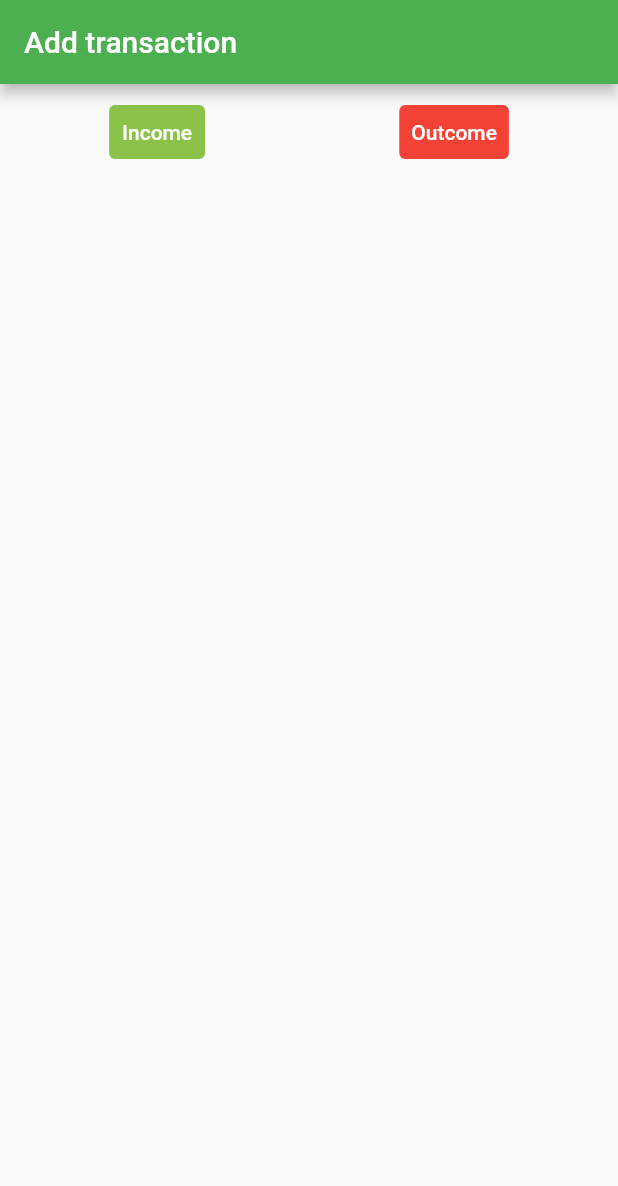
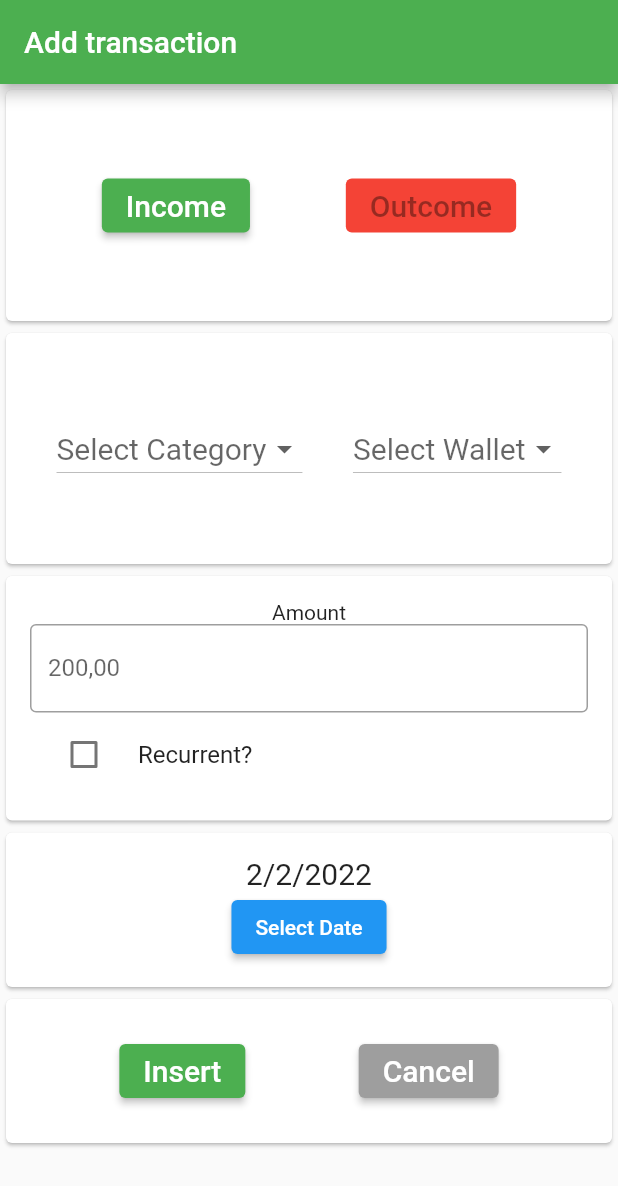
Before and after one commit to ICEI-PUC-Minas-PPLES-TI/plf-es-2022-1-ti5-5104100-DinDin, a Flutter app: the screen it shows after launch, on a phone screen of 412 x 824 dp. Shown: the top 1186 px of the screen. Run offline on Flutter 3.47's test engine with Material 2 defaults, Android fonts, the phone set to English and light mode, and no system bars.

Commit message:
starting transaction screen

```diff
--- /dev/null
+++ b/Codigo/dindin-mobile/dindin/lib/Components/dropCategory.dart
@@ -0,0 +1,35 @@
+import 'package:flutter/material.dart';
+
+class DropCategory extends StatelessWidget {
+  final dropValue = ValueNotifier('');
+  final dropOptionsCategories = ['Food', 'Work', 'Bar'];
+  DropCategory({Key? key}) : super(key: key);
+  @override
+  Widget build(BuildContext context) {
+    return Center(
+      child: ValueListenableBuilder(
+          valueListenable: dropValue,
+          builder: (BuildContext context, String value, _) {
+            return Row(
+              children: [
+                DropdownButton<String>(
+                  hint: const Text("Select Category",
+                        style: TextStyle(fontSize: 20)),
+                  value: (value.isEmpty) ? null : value,
+                  onChanged: (option) => dropValue.value = option.toString(),
+                  items: dropOptionsCategories
+                      .map(
+                        (op) => DropdownMenuItem(
+                          value: op,
+                          child: Text(op),
+                        ),
+                      )
+                      .toList(),
+                )
+                ,
+              ],
+            );
+          }),
+    );
+  }
+}
--- /dev/null
+++ b/Codigo/dindin-mobile/dindin/lib/Components/dropWallet.dart
@@ -0,0 +1,34 @@
+import 'package:flutter/material.dart';
+
+class DropWallet extends StatelessWidget {
+  final dropValue = ValueNotifier('');
+    final dropOptionsWallets = ['Family', 'Home', 'Store'];
+  DropWallet({Key? key}) : super(key: key);
+  @override
+  Widget build(BuildContext context) {
+    return Center(
+      child: ValueListenableBuilder(
+          valueListenable: dropValue,
+          builder: (BuildContext context, String value, _) {
+            return Row(
+              children: [
+                DropdownButton<String>(
+                  hint: const Text("Select Wallet",
+                        style: TextStyle(fontSize: 20)),
+                  value: (value.isEmpty) ? null : value,
+                  onChanged: (option) => dropValue.value = option.toString(),
+                  items: dropOptionsWallets
+                      .map(
+                        (op) => DropdownMenuItem(
+                          value: op,
+                          child: Text(op),
+                        ),
+                      )
+                      .toList(),
+                ),
+              ],
+            );
+          }),
+    );
+  }
+}
--- a/Codigo/dindin-mobile/dindin/lib/pages/transaction.dart
+++ b/Codigo/dindin-mobile/dindin/lib/pages/transaction.dart
@@ -1,4 +1,8 @@
+// ignore_for_file: prefer_const_literals_to_create_immutables, prefer_const_constructors
+import '../Components/dropCategory.dart';
 import 'package:flutter/material.dart';
+
+import '../Components/dropWallet.dart';
 
 class Transaction extends StatefulWidget {
   @override
@@ -6,6 +10,20 @@ class Transaction extends StatefulWidget {
 }
 
 class _TransactionState extends State<Transaction> {
+  bool isChecked = false;
+  DateTime date = DateTime(2022, 2, 2);
+  bool _isIncome = false;
+
+  void changeButtonState() {
+    setState(() {
+      _isIncome = !_isIncome;
+    });
+  }
+
+  void insertTransaction() {}
+
+  void cancelTransaction() {}
+
   @override
   Widget build(BuildContext context) {
     return Scaffold(
@@ -13,48 +31,137 @@ class _TransactionState extends State<Transaction> {
           title: Text("Add transaction"),
           backgroundColor: Colors.green,
         ),
-      body: SingleChildScrollView(
-        primary: false,
-        child: Padding(
-          padding: const EdgeInsets.all(8.0),
-          child: Column(children: [
-            Row(
-              mainAxisAlignment: MainAxisAlignment.spaceAround,
-              crossAxisAlignment: CrossAxisAlignment.center,
+        body: Column(
+          children: <Widget>[
+            Flexible(
+              flex: 1,
+              child: Card(
+                child: Center(
+                  child: Row(
+                    mainAxisAlignment: MainAxisAlignment.spaceEvenly,
                     children: [
-                Wrap(
-                  children: [
-                    TextButton(
-                      onPressed: () {},
+                      ElevatedButton(
+                        onPressed: _isIncome ? null : changeButtonState,
+                        style: ButtonStyle(
+                          backgroundColor:
+                              MaterialStateProperty.all<Color>(Colors.green),
+                        ),
                         child: Text(
                           "Income",
-                        style: TextStyle(color: Colors.white),
+                          style: TextStyle(fontSize: 20),
                         ),
+                      ),
+                      ElevatedButton(
+                          onPressed: _isIncome ? changeButtonState : null,
                           style: ButtonStyle(
                             backgroundColor:
-                              MaterialStateProperty.all(Colors.lightGreen)),
+                                MaterialStateProperty.all<Color>(Colors.red),
                           ),
+                          child:
+                              Text("Outcome", style: TextStyle(fontSize: 20))),
                     ],
                   ),
-                Wrap(
+                ),
+              ),
+            ),
+            Flexible(
+              flex: 1,
+              child: Card(
+                child: Center(
+                  child: Row(
+                    mainAxisAlignment: MainAxisAlignment.spaceEvenly,
+                    children: [DropCategory(), DropWallet()],
+                  ),
+                ),
+              ),
+            ),
+            Card(
+              child: SizedBox(
+                  child: Padding(
+                      padding: const EdgeInsets.all(16.0),
+                      child: Column(
                         children: [
-                    TextButton(
-                      onPressed: () {},
-                      child: Text(
-                        "Outcome",
-                        style: TextStyle(color: Colors.white),
+                          Text("Amount"),
+                          TextField(
+                            keyboardType: TextInputType.number,
+                            onChanged: null,
+                            decoration: InputDecoration(
+                                labelText: "200,00",
+                                border: OutlineInputBorder(),
+                                focusedBorder: OutlineInputBorder(
+                                  borderSide: BorderSide(color: Colors.green),
+                                )),
                           ),
-                      style: ButtonStyle(
-                          backgroundColor:
-                              MaterialStateProperty.all(Colors.red)),
+                          CheckboxListTile(
+                            title: Text("Recurrent?"),
+                            value: isChecked,
+                            onChanged: (bool? opt) {
+                              setState(() {
+                                isChecked = opt!;
+                              });
+                            },
+                            controlAffinity: ListTileControlAffinity
+                                .leading, //  <-- leading Checkbox
+                          )
+                        ],
+                      ))),
             ),
-                  ],
+            Container(
+              child: Card(
+                child: Padding(
+                  padding: const EdgeInsets.all(16.0),
+                  child: Center(
+                    child: Column(children: [
+                      Text(
+                        '${date.day}/${date.month}/${date.year}',
+                        style: TextStyle(fontSize: 20),
                       ),
-              ],
-            ),
+                      ElevatedButton(
+                          child: Text('Select Date'),
+                          onPressed: () async {
+                            DateTime? newDate = await showDatePicker(
+                                context: context,
+                                initialDate: date,
+                                firstDate: DateTime(2022),
+                                lastDate: DateTime(2062));
+                            if (newDate == null) return;
+                            setState(() => date = newDate);
+                          })
                     ]),
                   ),
                 ),
-    );
+              ),
+            ),
+            Flexible(
+              flex: 1,
+              child: Card(
+                child: Center(
+                  heightFactor: 2,
+                  child: Row(
+                    mainAxisAlignment: MainAxisAlignment.spaceEvenly,
+                    children: [
+                      ElevatedButton(
+                          onPressed: insertTransaction,
+                          style: ButtonStyle(
+                            backgroundColor:
+                                MaterialStateProperty.all<Color>(Colors.green),
+                          ),
+                          child:
+                              Text("Insert", style: TextStyle(fontSize: 20))),
+                      ElevatedButton(
+                          onPressed: cancelTransaction,
+                          style: ButtonStyle(
+                            backgroundColor:
+                                MaterialStateProperty.all<Color>(Colors.grey),
+                          ),
+                          child:
+                              Text("Cancel", style: TextStyle(fontSize: 20))),
+                    ],
+                  ),
+                ),
+              ),
+            ),
+          ],
+        ));
   }
 }
```
Also changed, not shown: Codigo/dindin-mobile/dindin/lib/main.dart (line endings or trailing spaces). Lines whose indentation alone changed are shown as unchanged.
